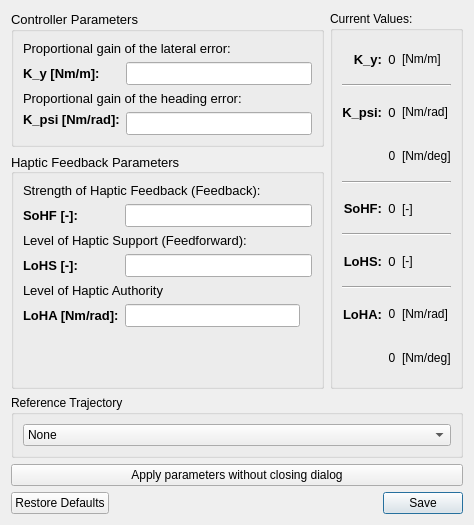
The window that modules/hapticcontrollermanager/hapticcontrollermanager_controllers/ui/fdca_settings_ui.ui (tud-hri/joan) describes before a commit, drawn with Qt 5.
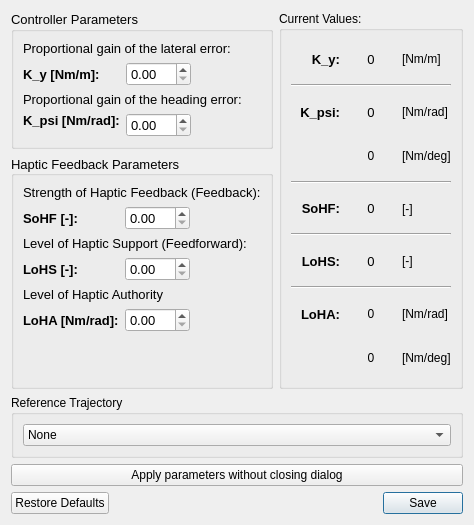
The same window after the commit.

Diff of the .ui file:
```diff
--- a/modules/hapticcontrollermanager/hapticcontrollermanager_controllers/ui/fdca_settings_ui.ui
+++ b/modules/hapticcontrollermanager/hapticcontrollermanager_controllers/ui/fdca_settings_ui.ui
@@ -110,21 +110,6 @@
           </property>
          </widget>
         </item>
-        <item row="4" column="1" colspan="2">
-         <widget class="QLineEdit" name="edit_k_psi">
-          <property name="sizePolicy">
-           <sizepolicy hsizetype="Preferred" vsizetype="Fixed">
-            <horstretch>0</horstretch>
-            <verstretch>0</verstretch>
-           </sizepolicy>
-          </property>
-          <property name="font">
-           <font>
-            <pointsize>10</pointsize>
-           </font>
-          </property>
-         </widget>
-        </item>
         <item row="4" column="0">
          <widget class="QLabel" name="lblKpsi">
           <property name="sizePolicy">
@@ -160,21 +145,23 @@
           </property>
          </widget>
         </item>
-        <item row="2" column="1" colspan="2">
-         <widget class="QLineEdit" name="edit_k_y">
-          <property name="sizePolicy">
-           <sizepolicy hsizetype="Preferred" vsizetype="Fixed">
-            <horstretch>0</horstretch>
-            <verstretch>0</verstretch>
-           </sizepolicy>
+        <item row="2" column="1">
+         <widget class="QDoubleSpinBox" name="spinbox_ky">
+          <property name="maximum">
+           <double>5.000000000000000</double>
           </property>
-          <property name="font">
-           <font>
-            <pointsize>10</pointsize>
-           </font>
+          <property name="singleStep">
+           <double>0.100000000000000</double>
           </property>
-          <property name="alignment">
-           <set>Qt::AlignLeading|Qt::AlignLeft|Qt::AlignTop</set>
+         </widget>
+        </item>
+        <item row="4" column="1">
+         <widget class="QDoubleSpinBox" name="spinbox_kpsi">
+          <property name="maximum">
+           <double>10.000000000000000</double>
+          </property>
+          <property name="singleStep">
+           <double>0.100000000000000</double>
           </property>
          </widget>
         </item>
@@ -357,38 +344,35 @@
           </property>
          </widget>
         </item>
-        <item row="3" column="1" colspan="3">
-         <widget class="QLineEdit" name="edit_lohs">
-          <property name="sizePolicy">
-           <sizepolicy hsizetype="Minimum" vsizetype="Fixed">
-            <horstretch>0</horstretch>
-            <verstretch>0</verstretch>
-           </sizepolicy>
+        <item row="1" column="1">
+         <widget class="QDoubleSpinBox" name="spinbox_sohf">
+          <property name="maximum">
+           <double>1.000000000000000</double>
           </property>
-          <property name="font">
-           <font>
-            <pointsize>10</pointsize>
-           </font>
+          <property name="singleStep">
+           <double>0.050000000000000</double>
           </property>
          </widget>
         </item>
-        <item row="1" column="1" colspan="3">
-         <widget class="QLineEdit" name="edit_sohf">
-          <property name="sizePolicy">
-           <sizepolicy hsizetype="Minimum" vsizetype="Fixed">
-            <horstretch>0</horstretch>
-            <verstretch>0</verstretch>
-           </sizepolicy>
+        <item row="3" column="1">
+         <widget class="QDoubleSpinBox" name="spinbox_lohs">
+          <property name="maximum">
+           <double>1.000000000000000</double>
           </property>
-          <property name="font">
-           <font>
-            <pointsize>10</pointsize>
-           </font>
+          <property name="singleStep">
+           <double>0.050000000000000</double>
           </property>
          </widget>
         </item>
         <item row="6" column="1">
-         <widget class="QLineEdit" name="edit_loha"/>
+         <widget class="QDoubleSpinBox" name="spinbox_loha">
+          <property name="maximum">
+           <double>10.000000000000000</double>
+          </property>
+          <property name="singleStep">
+           <double>0.100000000000000</double>
+          </property>
+         </widget>
         </item>
        </layout>
       </item>
```
Left out of the diff: 34 changed lines with no effect on the pictures.
